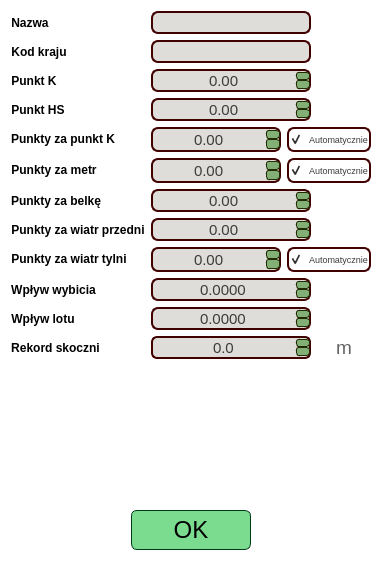
Qt form source/UI/EditorWidgets/HillEditorWidget.ui (SiekamCebule/sj-sim) before a commit.
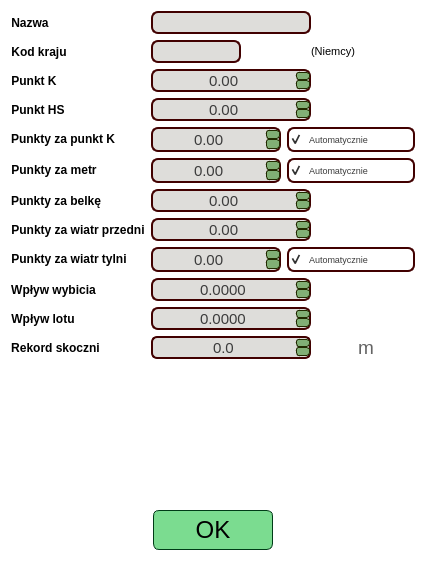
The same form after that commit.

Patch:
```diff
--- a/source/UI/EditorWidgets/HillEditorWidget.ui
+++ b/source/UI/EditorWidgets/HillEditorWidget.ui
@@ -9,7 +9,7 @@
    <rect>
     <x>0</x>
     <y>0</y>
-    <width>381</width>
+    <width>426</width>
     <height>561</height>
    </rect>
   </property>
@@ -119,7 +119,7 @@
         </widget>
        </item>
        <item row="1" column="1">
-        <layout class="QHBoxLayout" name="horizontalLayout" stretch="0,0,0">
+        <layout class="QHBoxLayout" name="horizontalLayout" stretch="0,0,0,0">
          <property name="spacing">
           <number>6</number>
          </property>
@@ -127,13 +127,13 @@
           <widget class="QLineEdit" name="lineEdit_countryCode">
            <property name="minimumSize">
             <size>
-             <width>160</width>
+             <width>70</width>
              <height>23</height>
             </size>
            </property>
            <property name="maximumSize">
             <size>
-             <width>160</width>
+             <width>90</width>
              <height>23</height>
             </size>
            </property>
@@ -173,9 +173,12 @@
            <property name="orientation">
             <enum>Qt::Horizontal</enum>
            </property>
+           <property name="sizeType">
+            <enum>QSizePolicy::Maximum</enum>
+           </property>
            <property name="sizeHint" stdset="0">
             <size>
-             <width>40</width>
+             <width>20</width>
              <height>20</height>
             </size>
            </property>
@@ -216,6 +219,18 @@
            </property>
           </widget>
          </item>
+         <item>
+          <widget class="QLabel" name="label_countryName">
+           <property name="font">
+            <font>
+             <pointsize>8</pointsize>
+            </font>
+           </property>
+           <property name="text">
+            <string>(Niemcy)</string>
+           </property>
+          </widget>
+         </item>
         </layout>
        </item>
        <item row="2" column="0">
```
